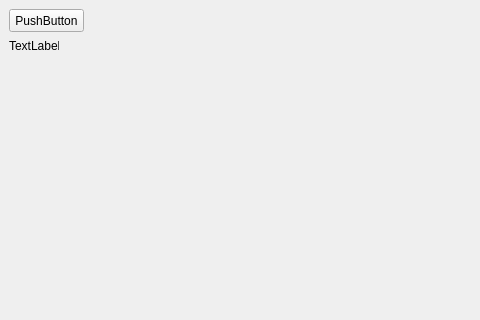
This is mainwindow.ui in Ihasa/QtStudy as Qt 5 draws it before an edit; both pictures show x 0 to 480 and y 0 to 320 of the 800 by 600 pixel window. The edited form follows.
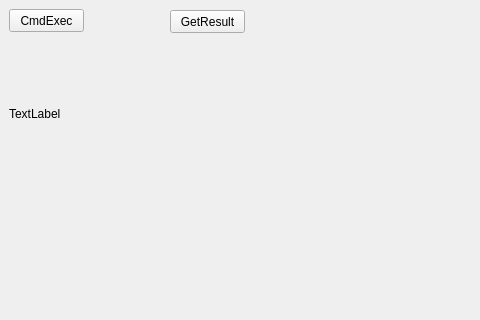
This is the edited form.

Commit message: connectで自分でスロットとシグナルを紐づけ lsやdirでやったらなぜか取れなかった finishedシグナルを使ってもOK

What changed in the file:
```diff
--- a/mainwindow.ui
+++ b/mainwindow.ui
@@ -24,7 +24,7 @@
      </rect>
     </property>
     <property name="text">
-     <string>PushButton</string>
+     <string>CmdExec</string>
     </property>
    </widget>
    <widget class="QLabel" name="resultLabel">
@@ -32,14 +32,27 @@
      <rect>
       <x>9</x>
       <y>38</y>
-      <width>50</width>
-      <height>16</height>
+      <width>141</width>
+      <height>151</height>
      </rect>
     </property>
     <property name="text">
      <string>TextLabel</string>
     </property>
    </widget>
+   <widget class="QPushButton" name="resultGetButton">
+    <property name="geometry">
+     <rect>
+      <x>170</x>
+      <y>10</y>
+      <width>75</width>
+      <height>23</height>
+     </rect>
+    </property>
+    <property name="text">
+     <string>GetResult</string>
+    </property>
+   </widget>
   </widget>
   <widget class="QStatusBar" name="statusbar"/>
  </widget>
```
The commit also changes 2 other files.
